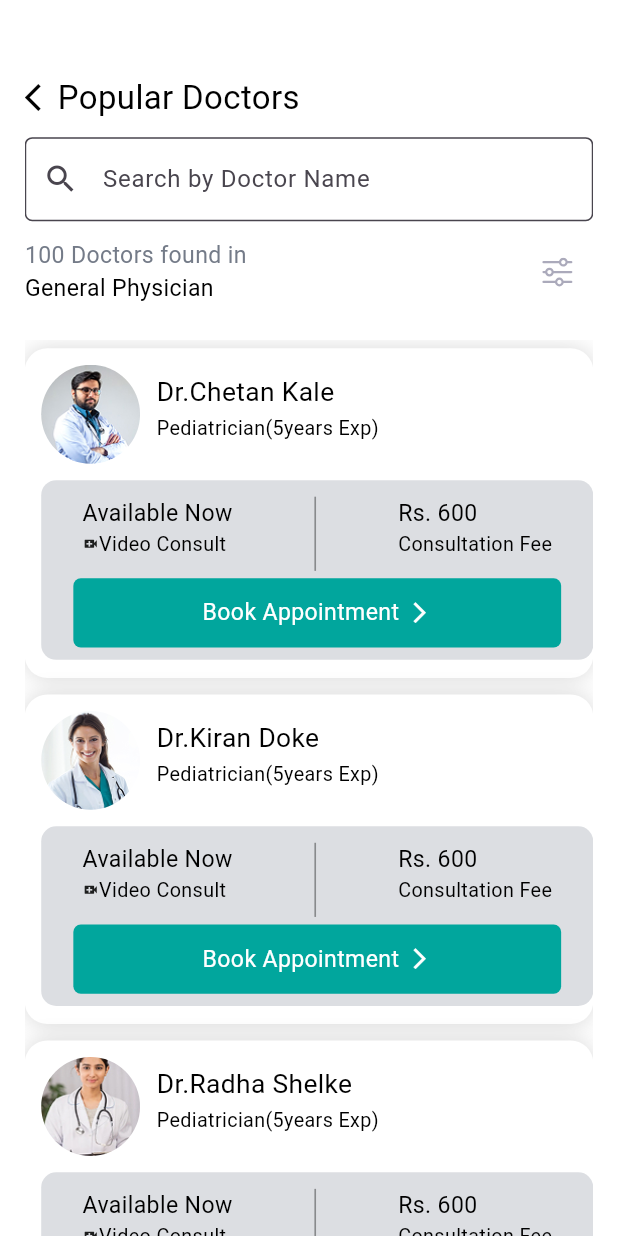
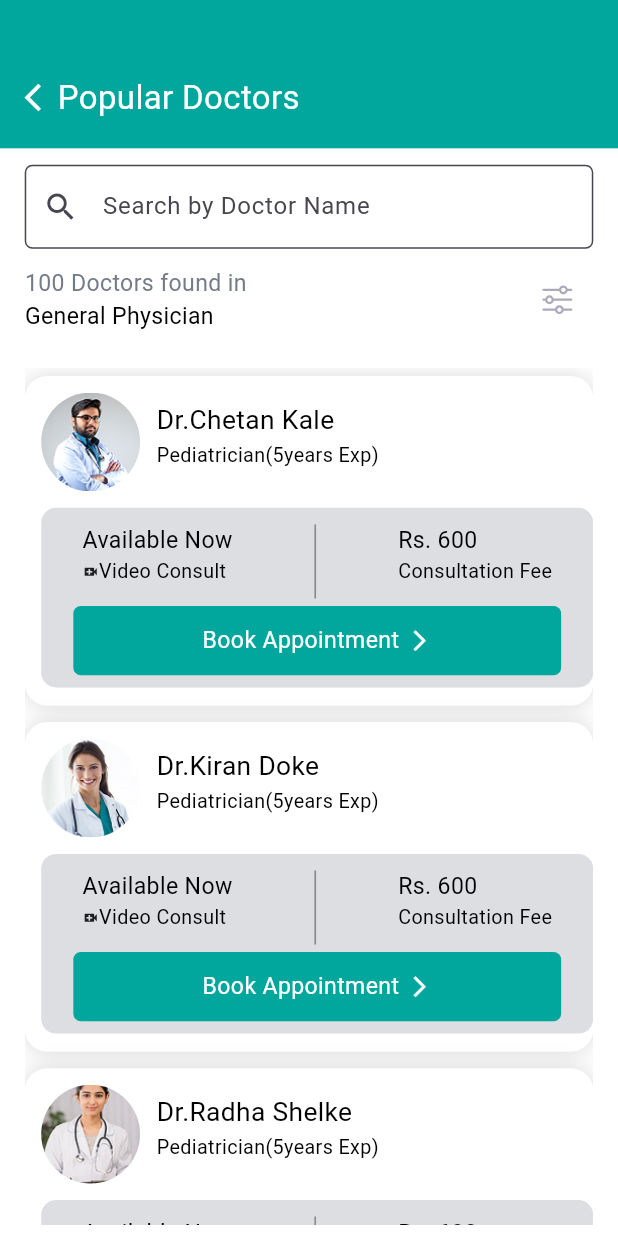
Before and after one commit to chetan300101/hospitalizaton_app, a Flutter app: the screen it shows after launch, scrolled down 576 dp, after a tap on "See all", on a phone screen of 412 x 824 dp. Run offline on Flutter 3.47's test engine with Material 3 defaults, Android fonts, the phone set to English and light mode, and no system bars; our stand-ins replace flutter_svg, get; network calls fail; Roboto replaces fonts that are missing (TTCommons-Medium, TTCommons_Demi).

Commit message:
09-02-25 ui changes

```diff
--- a/lib/bottom_nav_pages/popular_doctor_page.dart
+++ b/lib/bottom_nav_pages/popular_doctor_page.dart
@@ -45,14 +45,18 @@ class _PopularDoctorPageState extends State<PopularDoctorPage> {
   Widget build(BuildContext context) {
     return Scaffold(
       backgroundColor: Colors.white,
-      body: Container(
+      resizeToAvoidBottomInset: false,
+      body: Column(
+        children: [
+          Container(
             padding: EdgeInsets.only(
                 left: 15 * SizeConfig.blockSizeHorizontal,
                 right: 15 * SizeConfig.blockSizeHorizontal),
-        height: MediaQuery.of(context).size.height,
+            height: 90 * SizeConfig.blockSizeVertical,
             width: MediaQuery.of(context).size.width,
-        child: SingleChildScrollView(
-          physics: ClampingScrollPhysics(),
+            decoration: BoxDecoration(
+              color: Color.fromRGBO(1, 166, 157, 1),
+            ),
             child: Column(
               crossAxisAlignment: CrossAxisAlignment.start,
               children: [
@@ -62,25 +66,36 @@ class _PopularDoctorPageState extends State<PopularDoctorPage> {
                 Row(
                   children: [
                     GestureDetector(
-                      onTap: (){
+                        onTap: () {
                           Get.back();
                         },
-                      child: Icon(Icons.arrow_back_ios,size: 20 * SizeConfig.blockSizeVertical,color: Colors.black,)),
+                        child: Icon(
+                          Icons.arrow_back_ios,
+                          size: 20 * SizeConfig.blockSizeVertical,
+                          color: Colors.white,
+                        )),
                     Text(
                       'Popular Doctors',
-                    style: 20.DemiBold.txtclr,
+                      style: 20.DemiBold.Setcolor(Colors.white),
                     ),
                   ],
+                ),
+              ],
+            ),
           ),
           SizedBox(
             height: 10 * SizeConfig.blockSizeVertical,
           ),
-              TextField(
+          Container(
+            padding: EdgeInsets.only(
+                left: 15 * SizeConfig.blockSizeHorizontal,
+                right: 15 * SizeConfig.blockSizeHorizontal),
+            child: TextField(
               decoration: InputDecoration(
                 hintText: 'Search by Doctor Name',
                 prefixIcon: Icon(Icons.search),
-                  border: OutlineInputBorder(
-                      borderRadius: BorderRadius.circular(5.0)
+                border:
+                    OutlineInputBorder(borderRadius: BorderRadius.circular(5.0)
 
                         //borderSide: BorderSide.none,
                         ),
@@ -88,24 +103,25 @@ class _PopularDoctorPageState extends State<PopularDoctorPage> {
                 fillColor: Colors.transparent,
               ),
             ),
+          ),
           SizedBox(
             height: 10 * SizeConfig.blockSizeVertical,
           ),
-              Row(
+          Container(
+            padding: EdgeInsets.only(
+                left: 15 * SizeConfig.blockSizeHorizontal,
+                right: 15 * SizeConfig.blockSizeHorizontal),
+            child: Row(
               mainAxisAlignment: MainAxisAlignment.start,
               children: [
                 Column(
                   crossAxisAlignment: CrossAxisAlignment.start,
                   children: [
-                      Text(
-                        '100 Doctors found in',
-                        style:
-                        14.medium.Setcolor(Color(0xff747B88))
-                      ),
+                    Text('100 Doctors found in',
+                        style: 14.medium.Setcolor(Color(0xff747B88))),
                     Text(
                       'General Physician',
-                        style:
-                        14.medium.txtclr,
+                      style: 14.medium.txtclr,
                     ),
                   ],
                 ),
@@ -114,8 +130,7 @@ class _PopularDoctorPageState extends State<PopularDoctorPage> {
                   behavior: HitTestBehavior.translucent,
                   onTap: () {},
                   child: Container(
-                      padding:
-                          EdgeInsets.all(12 * SizeConfig.blockSizeVertical),
+                    padding: EdgeInsets.all(12 * SizeConfig.blockSizeVertical),
                     child: SvgPicture.asset("assets/svg/filter_icon_Svg.svg",
                         fit: BoxFit.fill,
                         color: Color.fromRGBO(171, 170, 187, 1)),
@@ -123,16 +138,28 @@ class _PopularDoctorPageState extends State<PopularDoctorPage> {
                 ),
               ],
             ),
+          ),
           SizedBox(
             height: 20 * SizeConfig.blockSizeVertical,
           ),
+          Container(
+            padding: EdgeInsets.only(
+                left: 15 * SizeConfig.blockSizeHorizontal,
+                right: 15 * SizeConfig.blockSizeHorizontal),
+            height: 530 * SizeConfig.blockSizeVertical,
+            width: MediaQuery.of(context).size.width,
+            child: SingleChildScrollView(
+              physics: ClampingScrollPhysics(),
+              child: Column(
+                crossAxisAlignment: CrossAxisAlignment.start,
+                children: [
                   SizedBox(
-                height: 620 * SizeConfig.blockSizeVertical,
+                    height: 520 * SizeConfig.blockSizeVertical,
                     width: MediaQuery.of(context).size.width,
                     child: ListView.separated(
                       padding: EdgeInsets.symmetric(
                           vertical: 5 * SizeConfig.blockSizeVertical),
-                  physics: NeverScrollableScrollPhysics(),
+                      physics: AlwaysScrollableScrollPhysics(),
                       scrollDirection: Axis.vertical,
                       itemCount: doctorsList.length,
                       itemBuilder: (context, index) => Container(
@@ -178,22 +205,22 @@ class _PopularDoctorPageState extends State<PopularDoctorPage> {
                                       height: 5,
                                     ),
                                     SizedBox(
-                                    height: 25 * SizeConfig.blockSizeVertical,
+                                        height:
+                                            25 * SizeConfig.blockSizeVertical,
                                         child: Text(
                                           doctorsList[index]['name'],
                                           textAlign: TextAlign.center,
                                           maxLines: 1,
-                                      style:
-                                      16.DemiBold.txtclr,
+                                          style: 16.DemiBold.txtclr,
                                         )),
                                     SizedBox(
-                                    height: 20 * SizeConfig.blockSizeVertical,
+                                        height:
+                                            20 * SizeConfig.blockSizeVertical,
                                         child: Text(
                                           doctorsList[index]['specialist'],
                                           textAlign: TextAlign.center,
                                           maxLines: 1,
-                                      style:
-                                      12.medium.txtclr,
+                                          style: 12.medium.txtclr,
                                         )),
                                   ],
                                 )
@@ -214,33 +241,35 @@ class _PopularDoctorPageState extends State<PopularDoctorPage> {
                               child: Column(
                                 children: [
                                   Row(
-                                crossAxisAlignment: CrossAxisAlignment.start,
+                                    crossAxisAlignment:
+                                        CrossAxisAlignment.start,
                                     mainAxisAlignment: MainAxisAlignment.start,
                                     children: [
                                       SizedBox(
-                                    width: 25 * SizeConfig.blockSizeHorizontal,
+                                        width:
+                                            25 * SizeConfig.blockSizeHorizontal,
                                       ),
                                       Column(
                                         crossAxisAlignment:
                                             CrossAxisAlignment.start,
-                                    mainAxisAlignment: MainAxisAlignment.start,
+                                        mainAxisAlignment:
+                                            MainAxisAlignment.start,
                                         children: [
                                           Text(
                                             'Available Now',
-                                        style:
-                                        14.medium.txtclr,
+                                            style: 14.medium.txtclr,
                                           ),
                                           Row(
                                             children: [
                                               Icon(
                                                 Icons.video_call,
                                                 size: 10 *
-                                                SizeConfig.blockSizeVertical,
+                                                    SizeConfig
+                                                        .blockSizeVertical,
                                               ),
                                               Text(
                                                 'Video Consult',
-                                            style:
-                                            12.medium.txtclr,
+                                                style: 12.medium.txtclr,
                                               ),
                                             ],
                                           ),
@@ -248,20 +277,22 @@ class _PopularDoctorPageState extends State<PopularDoctorPage> {
                                       ),
                                       Spacer(),
                                       Container(
-                                    height: 45 * SizeConfig.blockSizeVertical,
+                                        height:
+                                            45 * SizeConfig.blockSizeVertical,
                                         color: Colors.black38,
-                                    width: 1 * SizeConfig.blockSizeHorizontal,
+                                        width:
+                                            1 * SizeConfig.blockSizeHorizontal,
                                       ),
                                       Spacer(),
                                       Column(
                                         crossAxisAlignment:
                                             CrossAxisAlignment.start,
-                                    mainAxisAlignment: MainAxisAlignment.start,
+                                        mainAxisAlignment:
+                                            MainAxisAlignment.start,
                                         children: [
                                           Text(
                                             'Rs. 600',
-                                        style:
-                                        14.DemiBold.txtclr,
+                                            style: 14.DemiBold.txtclr,
                                           ),
                                           Text(
                                             'Consultation Fee',
@@ -270,7 +301,8 @@ class _PopularDoctorPageState extends State<PopularDoctorPage> {
                                         ],
                                       ),
                                       SizedBox(
-                                    width: 25 * SizeConfig.blockSizeHorizontal,
+                                        width:
+                                            25 * SizeConfig.blockSizeHorizontal,
                                       ),
                                     ],
                                   ),
@@ -284,22 +316,24 @@ class _PopularDoctorPageState extends State<PopularDoctorPage> {
                                         color: Color(0xff01A69D),
                                         borderRadius: BorderRadius.circular(5)),
                                     child: Row(
-                                  mainAxisAlignment: MainAxisAlignment.center,
+                                      mainAxisAlignment:
+                                          MainAxisAlignment.center,
                                       children: [
                                         Text(
                                           'Book Appointment',
-                                      style:
-
-                                      14.DemiBold.Setcolor(Colors.white),
+                                          style: 14
+                                              .DemiBold
+                                              .Setcolor(Colors.white),
                                         ),
                                         SizedBox(
-                                      width:
-                                          5 * SizeConfig.blockSizeHorizontal,
+                                          width: 5 *
+                                              SizeConfig.blockSizeHorizontal,
                                         ),
                                         Icon(
                                           Icons.arrow_forward_ios,
                                           color: Colors.white,
-                                      size: 15 * SizeConfig.blockSizeVertical,
+                                          size:
+                                              15 * SizeConfig.blockSizeVertical,
                                         )
                                       ],
                                     ),
@@ -320,6 +354,8 @@ class _PopularDoctorPageState extends State<PopularDoctorPage> {
               ),
             ),
           ),
+        ],
+      ),
     );
   }
 }
```
Lines whose indentation alone changed are shown as unchanged.
